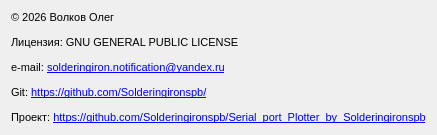
Qt form src/about.ui (Solderingironspb/Serial_port_Plotter_by_Solderingironspb) before a commit.
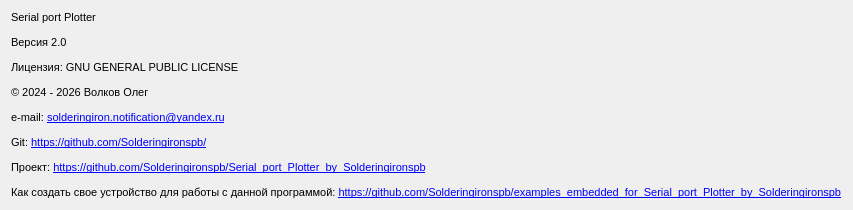
The same form after that commit.

```diff
--- a/src/about.ui
+++ b/src/about.ui
@@ -33,11 +33,14 @@
 &lt;html&gt;&lt;head&gt;&lt;meta name=&quot;qrichtext&quot; content=&quot;1&quot; /&gt;&lt;style type=&quot;text/css&quot;&gt;
 p, li { white-space: pre-wrap; }
 &lt;/style&gt;&lt;/head&gt;&lt;body style=&quot; font-family:'MS Shell Dlg 2'; font-size:8pt; font-weight:400; font-style:normal;&quot;&gt;
-&lt;p style=&quot; margin-top:12px; margin-bottom:12px; margin-left:0px; margin-right:0px; -qt-block-indent:0; text-indent:0px;&quot;&gt;© 2026 Волков Олег&lt;/p&gt;
-&lt;p align=&quot;justify&quot; style=&quot; margin-top:12px; margin-bottom:12px; margin-left:0px; margin-right:0px; -qt-block-indent:0; text-indent:0px;&quot;&gt;Лицензия: GNU GENERAL PUBLIC LICENSE&lt;/p&gt;
+&lt;p style=&quot; margin-top:12px; margin-bottom:12px; margin-left:0px; margin-right:0px; -qt-block-indent:0; text-indent:0px;&quot;&gt;Serial port Plotter&lt;/p&gt;
+&lt;p style=&quot; margin-top:12px; margin-bottom:12px; margin-left:0px; margin-right:0px; -qt-block-indent:0; text-indent:0px;&quot;&gt;Версия 2.0&lt;/p&gt;
+&lt;p style=&quot; margin-top:12px; margin-bottom:12px; margin-left:0px; margin-right:0px; -qt-block-indent:0; text-indent:0px;&quot;&gt;Лицензия: GNU GENERAL PUBLIC LICENSE&lt;/p&gt;
+&lt;p style=&quot; margin-top:12px; margin-bottom:12px; margin-left:0px; margin-right:0px; -qt-block-indent:0; text-indent:0px;&quot;&gt;© 2024 - 2026 Волков Олег&lt;/p&gt;
 &lt;p align=&quot;justify&quot; style=&quot; margin-top:12px; margin-bottom:12px; margin-left:0px; margin-right:0px; -qt-block-indent:0; text-indent:0px;&quot;&gt;e-mail: &lt;a href=&quot;mailto:solderingiron.notification@yandex.ru&quot;&gt;&lt;span style=&quot; text-decoration: underline; color:#0000ff;&quot;&gt;solderingiron.notification@yandex.ru&lt;/span&gt;&lt;/a&gt;&lt;/p&gt;
 &lt;p align=&quot;justify&quot; style=&quot; margin-top:12px; margin-bottom:12px; margin-left:0px; margin-right:0px; -qt-block-indent:0; text-indent:0px;&quot;&gt;Git: &lt;a href=&quot;https://github.com/Solderingironspb/&quot;&gt;&lt;span style=&quot; text-decoration: underline; color:#0000ff;&quot;&gt;https://github.com/Solderingironspb/&lt;/span&gt;&lt;/a&gt;&lt;/p&gt;
-&lt;p style=&quot; margin-top:12px; margin-bottom:12px; margin-left:0px; margin-right:0px; -qt-block-indent:0; text-indent:0px;&quot;&gt;Проект: &lt;a href=&quot;https://github.com/Solderingironspb/Serial_port_Plotter_by_Solderingironspb&quot;&gt;&lt;span style=&quot; text-decoration: underline; color:#0000ff;&quot;&gt;https://github.com/Solderingironspb/Serial_port_Plotter_by_Solderingironspb&lt;/span&gt;&lt;/a&gt;&lt;/p&gt;&lt;/body&gt;&lt;/html&gt;</string>
+&lt;p style=&quot; margin-top:12px; margin-bottom:12px; margin-left:0px; margin-right:0px; -qt-block-indent:0; text-indent:0px;&quot;&gt;Проект: &lt;a href=&quot;https://github.com/Solderingironspb/Serial_port_Plotter_by_Solderingironspb&quot;&gt;&lt;span style=&quot; text-decoration: underline; color:#0000ff;&quot;&gt;https://github.com/Solderingironspb/Serial_port_Plotter_by_Solderingironspb&lt;/span&gt;&lt;/a&gt;&lt;/p&gt;
+&lt;p style=&quot; margin-top:12px; margin-bottom:12px; margin-left:0px; margin-right:0px; -qt-block-indent:0; text-indent:0px;&quot;&gt;Как создать свое устройство для работы с данной программой: &lt;a href=&quot;https://github.com/Solderingironspb/examples_embedded_for_Serial_port_Plotter_by_Solderingironspb&quot;&gt;&lt;span style=&quot; text-decoration: underline; color:#0000ff;&quot;&gt;https://github.com/Solderingironspb/examples_embedded_for_Serial_port_Plotter_by_Solderingironspb&lt;/span&gt;&lt;/a&gt;&lt;/p&gt;&lt;/body&gt;&lt;/html&gt;</string>
      </property>
      <property name="openExternalLinks">
       <bool>true</bool>
```
